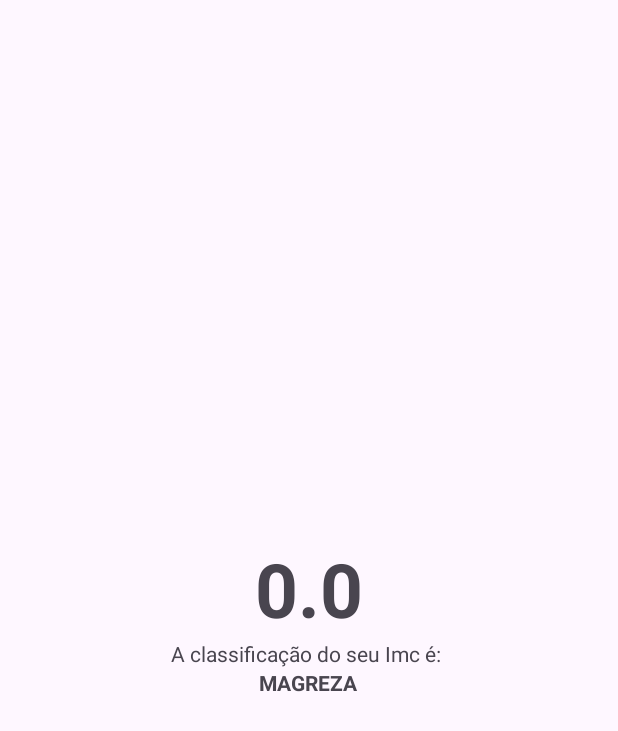
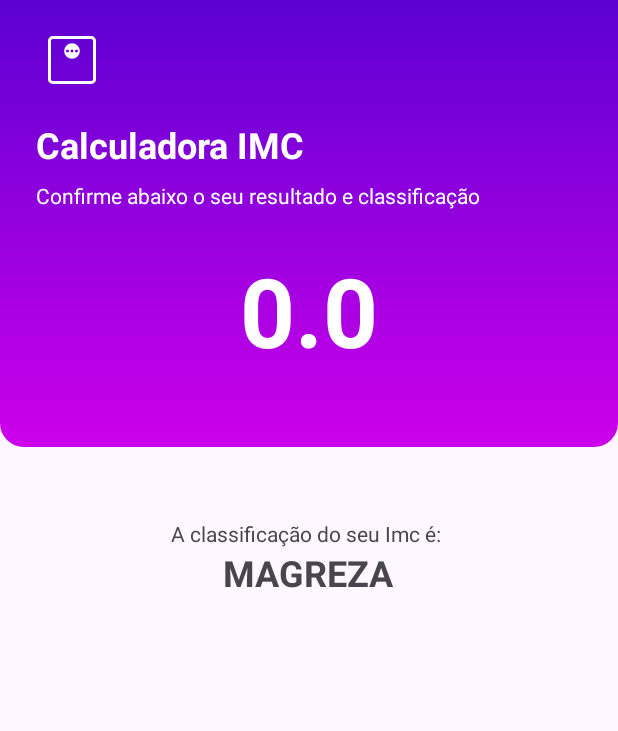
Before and after one commit to Michelnass21/CalculadoraImc, an Android app: the ResultActivity screen opened directly, with no data from a screen before it, on a phone screen of 412 x 824 dp. Shown: the top 731 px of the screen. Run offline under Robolectric (Android 15) with nearby library versions, the phone set to English and light mode, and no system bars.

Commit message:
Finalizando os detalhes da calculadora

```diff
--- a/app/src/main/res/layout/activity_result.xml
+++ b/app/src/main/res/layout/activity_result.xml
@@ -6,22 +6,67 @@
     android:layout_width="match_parent"
     android:layout_height="match_parent"
     android:orientation="vertical"
-    android:gravity="center"
+    android:gravity="center_horizontal"
     tools:context=".ResultActivity">
 
-    <TextView
-        android:id="@+id/tv_result"
-        android:textSize="50dp"
-        android:textStyle="bold"
-        android:maxLength="5"
-        android:layout_width="wrap_content"
+    <LinearLayout
+        android:id="@+id/vg_header"
+        android:layout_width="match_parent"
+        android:orientation="vertical"
         android:layout_height="wrap_content"
-        tools:text="23.66" />
+        android:background="@drawable/gradiente_bg">
+
+
+        <ImageView
+            android:src="@drawable/ic_weight"
+            android:layout_marginTop="16dp"
+            android:layout_marginStart="24dp"
+            android:layout_marginBottom="16dp"
+            app:tint="@color/white"
+            android:layout_width="48dp"
+            android:layout_height="48dp"/>
+
+        <TextView
+            android:layout_width="wrap_content"
+            android:layout_height="wrap_content"
+            android:text="Calculadora IMC"
+            android:layout_marginStart="24dp"
+            android:textColor="@color/white"
+            android:textStyle="bold"
+            android:textSize="24dp"/>
+
+        <TextView
+            android:layout_width="wrap_content"
+            android:layout_marginTop="8dp"
+            android:layout_height="wrap_content"
+            android:layout_marginStart="24dp"
+            android:layout_marginEnd="24dp"
+            android:text="Confirme abaixo o seu resultado e classificação"
+            android:textColor="@color/white"/>
+
+        <TextView
+            android:id="@+id/tv_result"
+            android:textSize="64sp"
+            android:gravity="center"
+            android:textStyle="bold"
+            android:maxLength="5"
+            android:layout_marginBottom="48dp"
+            android:layout_marginTop="24dp"
+            android:textColor="@color/white"
+            android:layout_width="match_parent"
+            android:layout_height="wrap_content"
+            tools:text="23.66" />
+
+
+    </LinearLayout>
+
+
 
     <TextView
         android:id="@+id/tv_classificacão_label"
         android:layout_width="wrap_content"
         android:layout_height="wrap_content"
+        android:layout_marginTop="48dp"
         android:text="A classificação do seu Imc é: " />
 
     <TextView
@@ -29,6 +74,7 @@
         android:layout_width="wrap_content"
         android:layout_height="wrap_content"
         android:textStyle="bold"
+        android:textSize="24sp"
         tools:text="Normal" />
 
 </LinearLayout>
```
Also changed, not shown: app/src/main/res/layout/activity_main.xml (+31 -11 lines).
